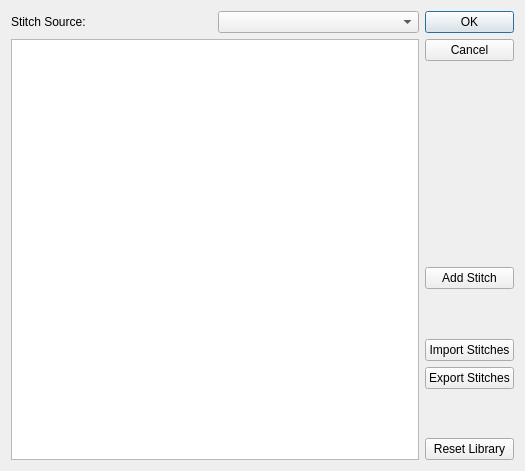
Before: the Qt Designer form src/stitchlibrary.ui in iPenguin/CrochetCharts, drawn with Qt 5.
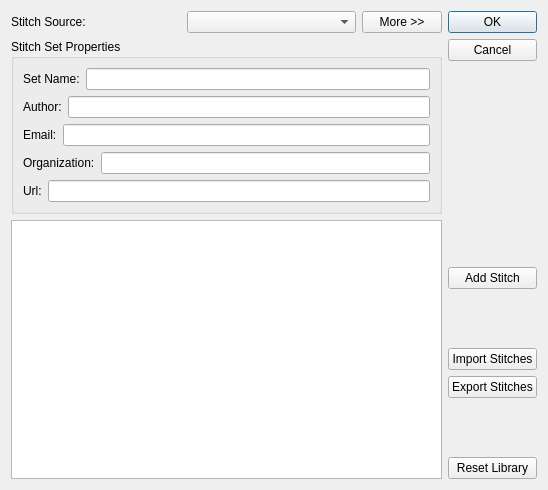
After: the same form once the commit is applied.

Commit message: Added extended information about the stitch set.

Diff of the .ui file:
```diff
--- a/src/stitchlibrary.ui
+++ b/src/stitchlibrary.ui
@@ -6,8 +6,8 @@
    <rect>
     <x>0</x>
     <y>0</y>
-    <width>525</width>
-    <height>471</height>
+    <width>548</width>
+    <height>490</height>
    </rect>
   </property>
   <property name="sizePolicy">
@@ -34,8 +34,136 @@
        <item>
         <widget class="QComboBox" name="stitchSource"/>
        </item>
+       <item>
+        <widget class="QPushButton" name="moreBttn">
+         <property name="sizePolicy">
+          <sizepolicy hsizetype="Fixed" vsizetype="Fixed">
+           <horstretch>0</horstretch>
+           <verstretch>0</verstretch>
+          </sizepolicy>
+         </property>
+         <property name="text">
+          <string>More &gt;&gt;</string>
+         </property>
+        </widget>
+       </item>
       </layout>
      </item>
+     <item>
+      <widget class="QGroupBox" name="propertiesBox">
+       <property name="sizeIncrement">
+        <size>
+         <width>0</width>
+         <height>0</height>
+        </size>
+       </property>
+       <property name="title">
+        <string>Stitch Set Properties</string>
+       </property>
+       <layout class="QVBoxLayout" name="verticalLayout_3">
+        <item>
+         <layout class="QHBoxLayout" name="horizontalLayout_6">
+          <property name="topMargin">
+           <number>0</number>
+          </property>
+          <item>
+           <widget class="QLabel" name="label_5">
+            <property name="text">
+             <string>Set Name:</string>
+            </property>
+            <property name="buddy">
+             <cstring>setName</cstring>
+            </property>
+           </widget>
+          </item>
+          <item>
+           <widget class="QLineEdit" name="setName"/>
+          </item>
+         </layout>
+        </item>
+        <item>
+         <layout class="QHBoxLayout" name="horizontalLayout_5">
+          <property name="topMargin">
+           <number>0</number>
+          </property>
+          <item>
+           <widget class="QLabel" name="label_4">
+            <property name="text">
+             <string>Author:</string>
+            </property>
+            <property name="buddy">
+             <cstring>author</cstring>
+            </property>
+           </widget>
+          </item>
+          <item>
+           <widget class="QLineEdit" name="author"/>
+          </item>
+         </layout>
+        </item>
+        <item>
+         <layout class="QHBoxLayout" name="horizontalLayout_4">
+          <property name="topMargin">
+           <number>0</number>
+          </property>
+          <item>
+           <widget class="QLabel" name="label_3">
+            <property name="text">
+             <string>Email:</string>
+            </property>
+            <property name="buddy">
+             <cstring>email</cstring>
+            </property>
+           </widget>
+          </item>
+          <item>
+           <widget class="QLineEdit" name="email"/>
+          </item>
+         </layout>
+        </item>
+        <item>
+         <layout class="QHBoxLayout" name="horizontalLayout_3">
+          <property name="topMargin">
+           <number>0</number>
+          </property>
+          <item>
+           <widget class="QLabel" name="label_2">
+            <property name="text">
+             <string>Organization:</string>
+            </property>
+            <property name="buddy">
+             <cstring>org</cstring>
+            </property>
+           </widget>
+          </item>
+          <item>
+           <widget class="QLineEdit" name="org"/>
+          </item>
+         </layout>
+        </item>
+        <item>
+         <layout class="QHBoxLayout" name="horizontalLayout_7">
+          <property name="topMargin">
+           <number>0</number>
+          </property>
+          <item>
+           <widget class="QLabel" name="label_6">
+            <property name="text">
+             <string>Url:</string>
+            </property>
+            <property name="buddy">
+             <cstring>url</cstring>
+            </property>
+           </widget>
+          </item>
+          <item>
+           <widget class="QLineEdit" name="url"/>
+          </item>
+         </layout>
+        </item>
+       </layout>
+      </widget>
+     </item>
      <item>
       <widget class="QTableView" name="listView">
        <property name="editTriggers">
```
Left out of the diff: 34 changed lines with no effect on the pictures. The commit also changes 2 other files.
